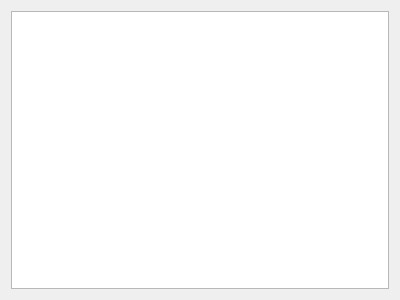
First picture: the form in addons/GUI/CraftingTable.ui, repository TobiasRohner/McModder_v5, before the edit.
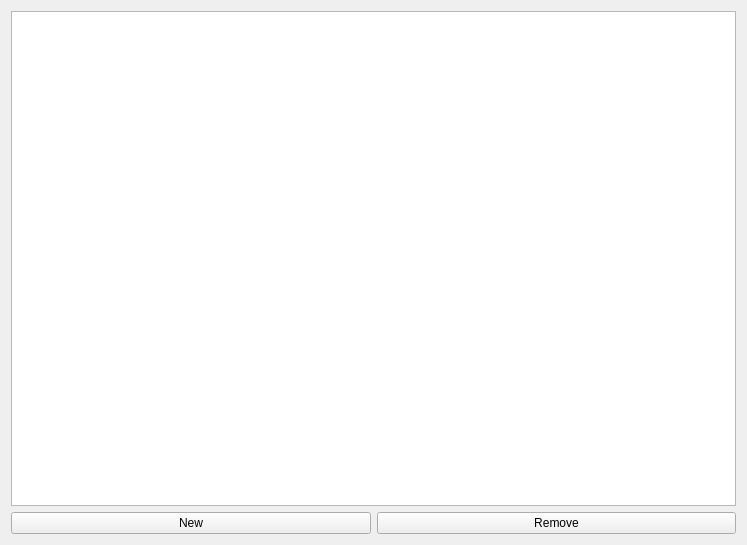
Second picture: the form after the edit.

What changed in the file:
```diff
--- a/addons/GUI/CraftingTable.ui
+++ b/addons/GUI/CraftingTable.ui
@@ -6,8 +6,8 @@
    <rect>
     <x>0</x>
     <y>0</y>
-    <width>400</width>
-    <height>300</height>
+    <width>747</width>
+    <height>545</height>
    </rect>
   </property>
   <property name="windowTitle">
@@ -19,6 +19,24 @@
      <item>
       <widget class="QListWidget" name="recipeList"/>
      </item>
+     <item>
+      <layout class="QHBoxLayout" name="horizontalLayout">
+       <item>
+        <widget class="QPushButton" name="newRecipeButton">
+         <property name="text">
+          <string>New</string>
+         </property>
+        </widget>
+       </item>
+       <item>
+        <widget class="QPushButton" name="removeRecipeButton">
+         <property name="text">
+          <string>Remove</string>
+         </property>
+        </widget>
+       </item>
+      </layout>
+     </item>
     </layout>
    </item>
   </layout>
```
Left out of the diff: 3 changed lines with no effect on the pictures.
